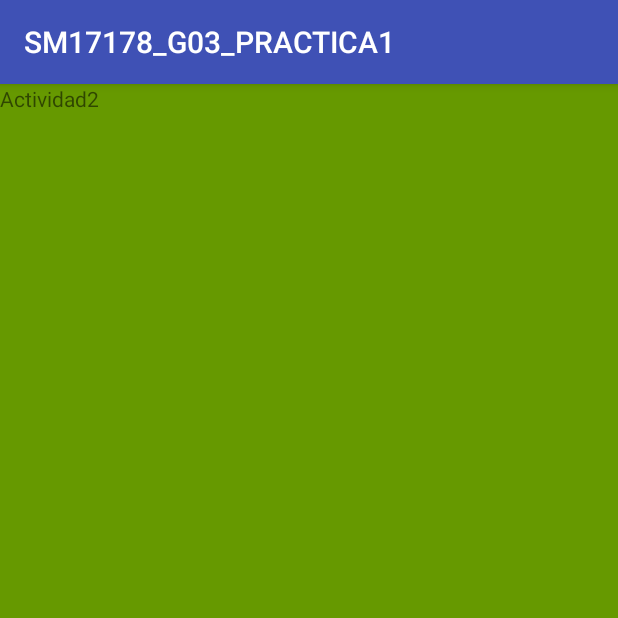
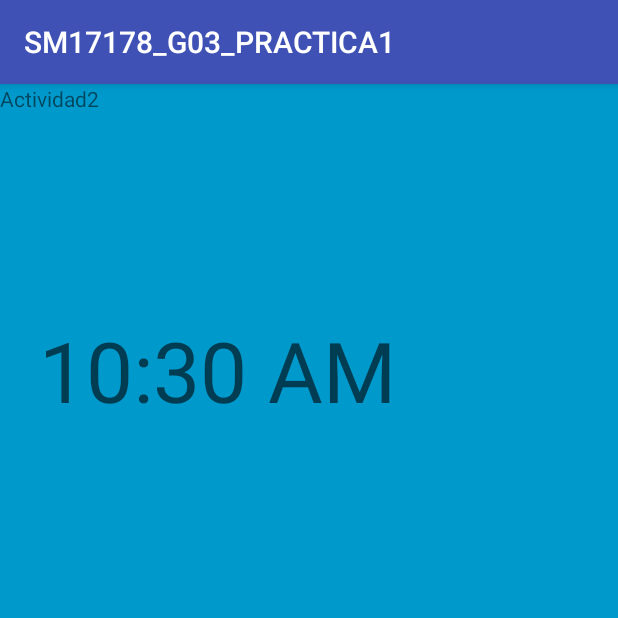
Before and after one commit to pmb00023/SM17178_G03_PRACTICA3, an Android app: the screen it shows after launch (ServiceActivity), after a tap on "CONECTAR", on a phone screen of 412 x 824 dp, the top half of it. Run offline under Robolectric (Android 15) with nearby library versions, the phone set to English and light mode, and no system bars; 2 other taps on this screen came first.

Commit message:
algunos cambios y modificaciones visuales

```diff
--- a/app/build.gradle
+++ b/app/build.gradle
@@ -28,4 +28,6 @@ dependencies {
     compile 'com.android.support.constraint:constraint-layout:1.0.2'
     compile 'com.android.support:support-v4:24.2.1'
     testCompile 'junit:junit:4.12'
+    compile 'com.google.android.gms:play-services-maps:11.0.4'
+    compile 'com.google.android.gms:play-services-ads:11.0.4'
 }
--- a/app/src/main/java/es/ujaen/git/sm17178_g03_practica1/MainActivity.java
+++ b/app/src/main/java/es/ujaen/git/sm17178_g03_practica1/MainActivity.java
@@ -1,8 +1,11 @@
 package es.ujaen.git.sm17178_g03_practica1;
 
+import android.content.Intent;
+import android.net.Uri;
 import android.support.v7.app.AppCompatActivity;
 import android.os.Bundle;
 import android.view.View;
+import android.widget.ImageView;
 import android.widget.TextView;
 
 public class MainActivity extends AppCompatActivity {
@@ -21,7 +24,18 @@ public class MainActivity extends AppCompatActivity {
 
         volatil = (TextView) findViewById(R.id.volatil);
         volatil.setText(datosvolatiles);
+        ImageView img = (ImageView)findViewById(R.id.iconoujaen);
 
+        img.setOnClickListener(new View.OnClickListener() {
+
+            public void onClick(View v) {
+                Intent intent = new Intent();
+                intent.setAction(Intent.ACTION_VIEW);
+                intent.addCategory(Intent.CATEGORY_BROWSABLE);
+                intent.setData(Uri.parse("http://www.ujaen.es"));
+                startActivity(intent);
+            }
+        });
 
 
     }
@@ -40,4 +54,6 @@ public class MainActivity extends AppCompatActivity {
     }
 
 
+
+
 }
--- a/app/src/main/res/layout-land/activity_main.xml
+++ b/app/src/main/res/layout-land/activity_main.xml
@@ -8,7 +8,7 @@
     tools:context="es.ujaen.git.sm17178_g03_practica1.MainActivity">
 
     <ImageView
-        android:id="@+id/imageView"
+        android:id="@+id/iconoujaen"
         android:layout_width="wrap_content"
         android:layout_height="wrap_content"
         app:srcCompat="@drawable/ic_logo_uja"
@@ -27,8 +27,8 @@
         android:onClick="onIcon"
         app:srcCompat="@mipmap/ic_launcher"
         android:layout_alignParentTop="true"
-        android:layout_toLeftOf="@+id/imageView"
-        android:layout_toStartOf="@+id/imageView" />
+        android:layout_toLeftOf="@+id/iconoujaen"
+        android:layout_toStartOf="@+id/iconoujaen" />
 
     <fragment
         android:id="@+id/fragment"
--- a/app/src/main/res/layout/activity_service.xml
+++ b/app/src/main/res/layout/activity_service.xml
@@ -4,7 +4,7 @@
     xmlns:tools="http://schemas.android.com/tools"
     android:layout_width="match_parent"
     android:layout_height="match_parent"
-    android:background="@android:color/holo_green_dark"
+    android:background="@android:color/holo_blue_dark"
     tools:context="es.ujaen.git.sm17178_g03_practica1.ServiceActivity">
 
     <TextView
@@ -14,4 +14,13 @@
         android:text="Actividad2"
         tools:layout_editor_absoluteX="139dp"
         tools:layout_editor_absoluteY="201dp" />
+
+    <TextClock
+        android:id="@+id/textClock"
+        android:layout_width="289dp"
+        android:layout_height="381dp"
+        android:gravity="center"
+        android:textAppearance="@style/TextAppearance.AppCompat.Display3"
+        tools:layout_editor_absoluteX="36dp"
+        tools:layout_editor_absoluteY="45dp" />
 </android.support.constraint.ConstraintLayout>
```
Also changed, not shown: app/src/main/res/layout-land/fragment_login.xml (+24 -24 lines), app/src/main/res/layout/activity_main.xml (+5 -4 lines).
